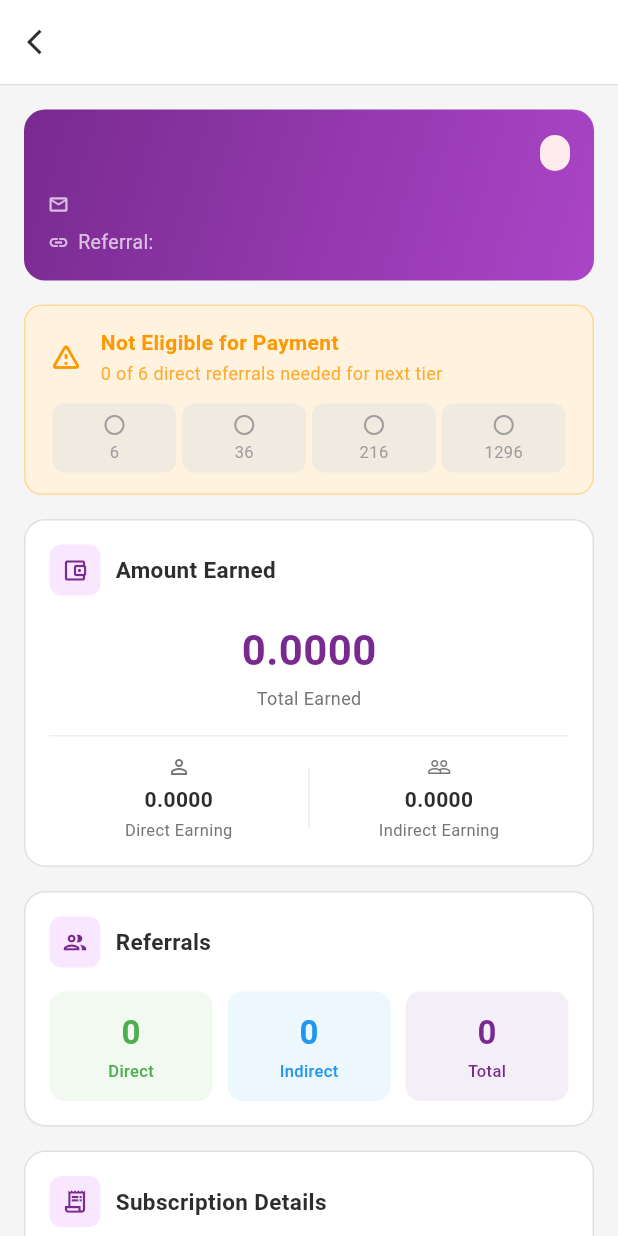
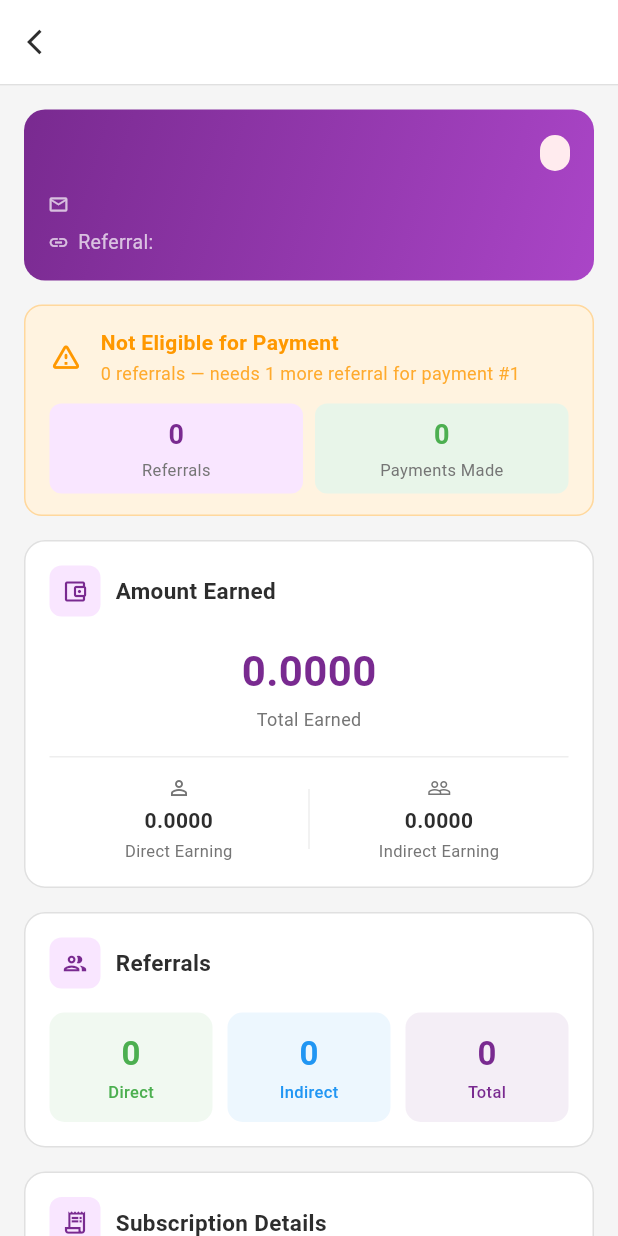
Before and after one commit to salamay/quanthex_admin_dashboard, a Flutter app: the MiningDetailPage screen opened directly with empty values, on a phone screen of 412 x 824 dp. Run offline on Flutter 3.47's test engine with Material 3 defaults, Android fonts, the phone set to English and light mode, and no system bars; drawn by our look-alikes of loader_overlay; our stand-ins replace auto_size_text, cached_network_image, dio, flutter_screenutil, flutter_secure_storage, go_router and 2 more; missing offline and left inert: coingecko_api, wallet, web3dart; accounts and stored records are empty; statements that could not run were skipped.

Commit message:
Added manual payment for minings and fixed roipayments bugs

```diff
--- a/lib/core/network/api_constants.dart
+++ b/lib/core/network/api_constants.dart
@@ -24,12 +24,13 @@ class ApiConstants {
   static String avalancheRpc="https://go.getblock.us/26a2bfa624654defa1a3f343262bc62f";
   static String avalancheRpcSocket="wss://go.getblock.io/c1f9505172024d1089b03c83f1a3eae8/ext/bc/C/rpc";
   // Change this to your admin backend base URL
-  static const String baseUrl = 'https://api.quanthex.io/adminapi';
-  // static const String baseUrl = 'http://127.0.0.1:9243/adminapi';
+  // static const String baseUrl = 'https://api.quanthex.io/adminapi';
+  static const String baseUrl = 'http://127.0.0.1:9243/adminapi';
 
   static String login = '$baseUrl/auth/login';
   static String minings = '$baseUrl/products/minings';
   static String submitPayment = '$baseUrl/products/submit-payment';
+  static String manualMiningPayment = '$baseUrl/products/manual-mining-payment';
   static String stakings = '$baseUrl/products/stakings';
   static String stakingSettings = '$baseUrl/products/staking-settings';
   static String submitStakingPayment = '$baseUrl/products/submit-staking-payment';
--- a/lib/core/router/app_router.dart
+++ b/lib/core/router/app_router.dart
@@ -86,12 +86,14 @@ class AppRouter {
           final stakingRecord = data['stakingRecord'] as StakingRecordModel?;
           final uplinePayment = data['uplinePayment'] as UplinePaymentModel?;
           final dailyRoiEligible = data['dailyRoiEligible'] as DailyRoiEligibleModel?;
+          final isManualMiningPayment = data['isManualMiningPayment'] as bool? ?? false;
           return SendTokenView(
             coin: coin,
             miningRecord: miningRecord,
             stakingRecord: stakingRecord,
             uplinePayment: uplinePayment,
             dailyRoiEligible: dailyRoiEligible,
+            isManualMiningPayment: isManualMiningPayment,
           );
         },
       ),
--- a/lib/data/domain/models/payment_status_model.dart
+++ b/lib/data/domain/models/payment_status_model.dart
@@ -1,42 +1,21 @@
 class PaymentStatusModel {
-  final List<int> paidTiers;
-  final int? nextTier;
+  final int totalPayments;
+  final int nextPaymentNumber;
   final bool isEligibleForPayment;
 
-  static const List<int> allTiers = [6, 36, 216, 1296];
-
   PaymentStatusModel({
-    this.paidTiers = const [],
-    this.nextTier,
+    this.totalPayments = 0,
+    this.nextPaymentNumber = 1,
     this.isEligibleForPayment = false,
   });
 
-  /// The next tier the user needs to reach (even if not yet qualified).
-  int? get nextRequiredTier {
-    for (final tier in allTiers) {
-      if (!paidTiers.contains(tier)) return tier;
-    }
-    return null; // All tiers paid
-  }
-
-  /// Whether all 4 tiers have been paid.
-  bool get allTiersPaid => paidTiers.length >= allTiers.length;
-
   factory PaymentStatusModel.fromJson(Map<String, dynamic>? json) {
     if (json == null) return PaymentStatusModel.empty();
-    final rawTiers = json['paid_tiers'];
-    final List<int> parsedTiers = [];
-    if (rawTiers is List) {
-      for (final e in rawTiers) {
-        if (e != null && e is num) {
-          parsedTiers.add(e.toInt());
-        }
-      }
-    }
-    final rawNextTier = json['next_tier'];
+    final rawTotal = json['total_payments'];
+    final rawNext = json['next_payment_number'];
     return PaymentStatusModel(
-      paidTiers: parsedTiers,
-      nextTier: rawNextTier is num ? rawNextTier.toInt() : null,
+      totalPayments: rawTotal is num ? rawTotal.toInt() : 0,
+      nextPaymentNumber: rawNext is num ? rawNext.toInt() : 1,
       isEligibleForPayment: json['is_eligible_for_payment'] == true,
     );
   }
--- a/lib/data/domain/models/send_payload.dart
+++ b/lib/data/domain/models/send_payload.dart
@@ -18,8 +18,9 @@ class SendPayload{
   String? rewardSymbol; // Reward asset symbol for payment tracking
   String? uplinePaymentId; // Upline payment ID for upline pay flow
   String? dailyRoiStakingId; // Staking ID for daily ROI payment flow
+  bool isManualMiningPayment; // Manual mining payment (any amount, no eligibility check)
 
-  SendPayload({this.asset, this.amount, this.recipient_address, this.fee,this.amountInFiat,this.txId, this.minId, this.stakingId, this.rewardSymbol, this.uplinePaymentId, this.dailyRoiStakingId});
+  SendPayload({this.asset, this.amount, this.recipient_address, this.fee,this.amountInFiat,this.txId, this.minId, this.stakingId, this.rewardSymbol, this.uplinePaymentId, this.dailyRoiStakingId, this.isManualMiningPayment = false});
 
   SendPayload copyWith({
     SupportedCoin? asset,
@@ -35,6 +36,7 @@ class SendPayload{
     String? rewardSymbol,
     String? uplinePaymentId,
     String? dailyRoiStakingId,
+    bool? isManualMiningPayment,
   }){
     return SendPayload(
         asset: asset??this.asset,
@@ -48,6 +50,7 @@ class SendPayload{
         rewardSymbol: rewardSymbol??this.rewardSymbol,
         uplinePaymentId: uplinePaymentId??this.uplinePaymentId,
         dailyRoiStakingId: dailyRoiStakingId??this.dailyRoiStakingId,
+        isManualMiningPayment: isManualMiningPayment??this.isManualMiningPayment,
     );
   }
 
--- a/lib/presentation/pages/mining/components/mining_eligibility_banner.dart
+++ b/lib/presentation/pages/mining/components/mining_eligibility_banner.dart
@@ -10,19 +10,15 @@ class MiningEligibilityBanner extends StatelessWidget {
   @override
   Widget build(BuildContext context) {
     final isEligible = record.isEligibleForPayment;
-    final allPaid = record.paymentStatus.allTiersPaid;
-    final paidTiers = record.paymentStatus.paidTiers;
-    final nextRequired = record.paymentStatus.nextRequiredTier ?? 6;
+    final totalPayments = record.paymentStatus.totalPayments;
+    final nextPaymentNumber = record.paymentStatus.nextPaymentNumber;
+    final referralCount = record.directReferralCount;
 
-    final Color bannerColor = allPaid
-        ? AppColors.primary
-        : isEligible
+    final Color bannerColor = isEligible
         ? AppColors.statusActive
         : AppColors.statusPending;
 
-    final Color bannerBg = allPaid
-        ? AppColors.primarySurface
-        : isEligible
+    final Color bannerBg = isEligible
         ? AppColors.statusActiveBackground
         : AppColors.statusPendingBackground;
 
@@ -30,17 +26,13 @@ class MiningEligibilityBanner extends StatelessWidget {
     String subtitle;
     IconData icon;
 
-    if (allPaid) {
-      title = 'Fully Paid';
-      subtitle = 'All 4 payment tiers completed';
-      icon = Icons.verified;
-    } else if (isEligible) {
-      title = 'Eligible for Payment (Tier ${record.paymentStatus.nextTier})';
-      subtitle = '${record.directReferralCount} direct referrals — ${paidTiers.length}/4 tiers paid';
+    if (isEligible) {
+      title = 'Eligible for Payment #$nextPaymentNumber';
+      subtitle = '$referralCount referrals — $totalPayments payments made';
       icon = Icons.check_circle_rounded;
     } else {
       title = 'Not Eligible for Payment';
-      subtitle = '${record.directReferralCount} of $nextRequired direct referrals needed for next tier';
+      subtitle = '$referralCount referrals — needs 1 more referral for payment #$nextPaymentNumber';
       icon = Icons.warning_amber_rounded;
     }
 
@@ -85,58 +77,73 @@ class MiningEligibilityBanner extends StatelessWidget {
               ),
             ],
           ),
-          if (paidTiers.isNotEmpty || !allPaid) ...[
           const SizedBox(height: 12),
+          // Referral vs Payment count indicators
           Row(
-              children: [6, 36, 216, 1296].map((tier) {
-                final isPaid = paidTiers.contains(tier);
-                final isNext = tier == record.paymentStatus.nextTier;
-                return Expanded(
+            children: [
+              Expanded(
                 child: Container(
-                    margin: const EdgeInsets.symmetric(horizontal: 2),
-                    padding: const EdgeInsets.symmetric(vertical: 6),
+                  padding: const EdgeInsets.symmetric(vertical: 8),
                   decoration: BoxDecoration(
-                      color: isPaid
-                          ? AppColors.statusActive.withValues(alpha: 0.15)
-                          : isNext
-                              ? AppColors.primary.withValues(alpha: 0.1)
-                              : AppColors.border.withValues(alpha: 0.5),
+                    color: AppColors.primarySurface,
                     borderRadius: BorderRadius.circular(8),
-                      border: isNext
-                          ? Border.all(color: AppColors.primary.withValues(alpha: 0.4))
-                          : null,
                   ),
                   child: Column(
                     children: [
-                        Icon(
-                          isPaid ? Icons.check_circle : Icons.radio_button_unchecked,
-                          size: 16,
-                          color: isPaid
-                              ? AppColors.statusActive
-                              : isNext
-                                  ? AppColors.primary
-                                  : AppColors.textTertiary,
+                      Text(
+                        '$referralCount',
+                        style: TextStyle(
+                          fontSize: 18,
+                          fontWeight: FontWeight.w700,
+                          color: AppColors.primary,
+                        ),
                       ),
                       const SizedBox(height: 2),
                       Text(
-                          '$tier',
+                        'Referrals',
                         style: TextStyle(
                           fontSize: 11,
-                            fontWeight: isPaid || isNext ? FontWeight.w600 : FontWeight.w400,
-                            color: isPaid
-                                ? AppColors.statusActive
-                                : isNext
-                                    ? AppColors.primary
-                                    : AppColors.textTertiary,
+                          fontWeight: FontWeight.w400,
+                          color: AppColors.textSecondary,
                         ),
                       ),
                     ],
                   ),
                 ),
-                );
-              }).toList(),
+              ),
+              const SizedBox(width: 8),
+              Expanded(
+                child: Container(
+                  padding: const EdgeInsets.symmetric(vertical: 8),
+                  decoration: BoxDecoration(
+                    color: AppColors.statusActiveBackground,
+                    borderRadius: BorderRadius.circular(8),
+                  ),
+                  child: Column(
+                    children: [
+                      Text(
+                        '$totalPayments',
+                        style: TextStyle(
+                          fontSize: 18,
+                          fontWeight: FontWeight.w700,
+                          color: AppColors.statusActive,
+                        ),
+                      ),
+                      const SizedBox(height: 2),
+                      Text(
+                        'Payments Made',
+                        style: TextStyle(
+                          fontSize: 11,
+                          fontWeight: FontWeight.w400,
+                          color: AppColors.textSecondary,
+                        ),
                       ),
                     ],
+                  ),
+                ),
+              ),
+            ],
+          ),
         ],
       ),
     );
--- a/lib/presentation/pages/mining/mining_detail_page.dart
+++ b/lib/presentation/pages/mining/mining_detail_page.dart
@@ -52,12 +52,10 @@ class MiningDetailPage extends StatelessWidget {
   }
 
   String _getPayButtonText(MiningRecordModel record, double totalEarning, String rewardSymbol) {
-    if (record.paymentStatus.allTiersPaid) return 'Fully Paid';
     if (record.isEligibleForPayment) {
-      return 'Pay ${totalEarning.toStringAsFixed(2)} $rewardSymbol (Tier ${record.paymentStatus.nextTier})';
+      return 'Pay ${totalEarning.toStringAsFixed(2)} $rewardSymbol (Payment #${record.paymentStatus.nextPaymentNumber})';
     }
-    final nextRequired = record.paymentStatus.nextRequiredTier ?? 6;
-    return 'Not Eligible (${record.directReferralCount}/$nextRequired direct referrals)';
+    return 'Not Eligible (need 1 more referral)';
   }
 
   @override
@@ -248,6 +246,67 @@ class MiningDetailPage extends StatelessWidget {
                 ),
               ),
             ),
+            const SizedBox(height: 12),
+
+            // Manual Pay button
+            SizedBox(
+              width: double.infinity,
+              height: 52,
+              child: OutlinedButton(
+                onPressed: () async {
+                  final sub = record.subscription;
+                  final assetController = context.read<AssetController>();
+                  final rwdSymbol = sub?.subRewardAssetSymbol ?? '';
+                  final coins = assetController.assets.where(
+                    (coin) => coin.symbol.toLowerCase() == rwdSymbol.toLowerCase(),
+                  );
+                  final matchingCoin = coins.isNotEmpty ? coins.first : null;
+
+                  if (matchingCoin == null) {
+                    ScaffoldMessenger.of(context).showSnackBar(
+                      SnackBar(
+                        content: Text('Reward asset "$rwdSymbol" not found in your wallet assets'),
+                        backgroundColor: AppColors.error,
+                        behavior: SnackBarBehavior.floating,
+                      ),
+                    );
+                    return;
+                  }
+
+                  final result = await context.push(AppRoutes.sendToken, extra: {
+                    'coin': matchingCoin,
+                    'miningRecord': record,
+                    'isManualMiningPayment': true,
+                  });
+
+                  if (result != null && context.mounted) {
+                    context.read<MiningProvider>().fetchMinings(refresh: true);
+                    if (context.mounted) context.pop();
+                  }
+                },
+                style: OutlinedButton.styleFrom(
+                  foregroundColor: AppColors.primary,
+                  side: BorderSide(color: AppColors.primary, width: 1.5),
+                  shape: RoundedRectangleBorder(
+                    borderRadius: BorderRadius.circular(12),
+                  ),
+                ),
+                child: Row(
+                  mainAxisAlignment: MainAxisAlignment.center,
+                  children: [
+                    Icon(Icons.send_outlined, size: 20),
+                    const SizedBox(width: 8),
+                    Text(
+                      'Manual Pay (Any Amount)',
+                      style: const TextStyle(
+                        fontSize: 16,
+                        fontWeight: FontWeight.w600,
+                      ),
+                    ),
+                  ],
+                ),
+              ),
+            ),
             const SizedBox(height: 32),
           ],
         ),
```
Also changed, not shown: lib/data/datasources/mining_remote_datasource.dart (+36 -0 lines), lib/data/datasources/staking_remote_datasource.dart (+4 -5 lines), lib/presentation/pages/mining/components/mining_list_item.dart (+8 -18 lines), lib/presentation/pages/send/components/confirm_transaction_modal.dart (+11 -0 lines), lib/presentation/pages/send/send_token_view.dart (+7 -2 lines). Lines whose indentation alone changed are shown as unchanged.
